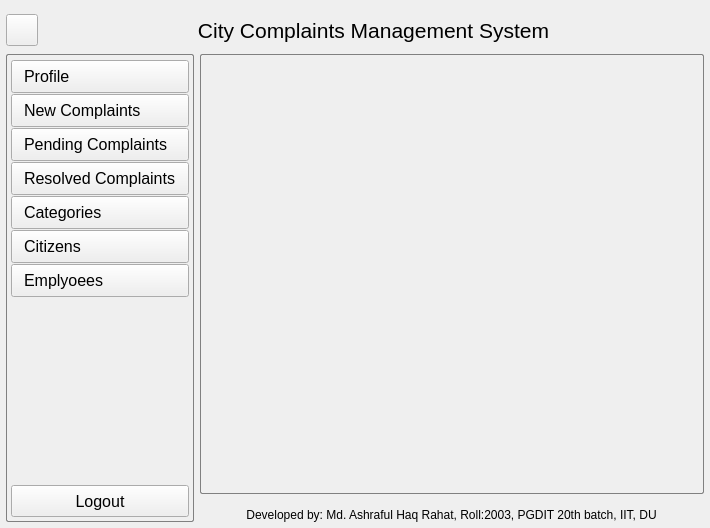
Qt form forms/ui_dashboard.ui (MAHRahat/CCMS-Desktop) before a commit.
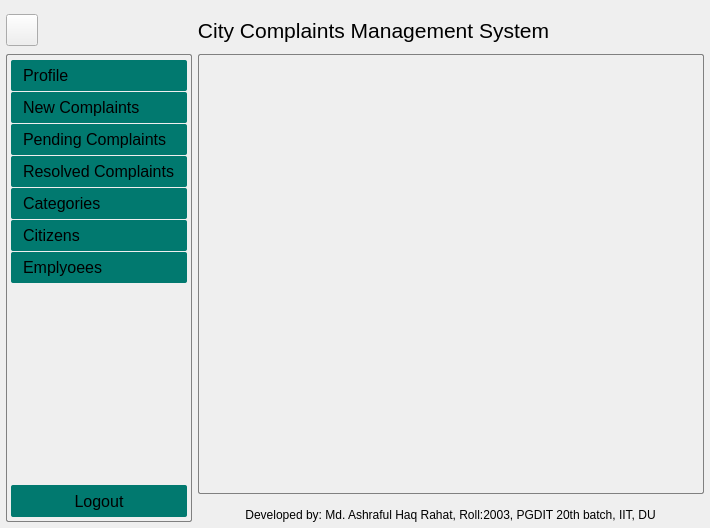
The same form after that commit. Icons and pictures are not drawn.

Commit message: update button colors

Patch:
```diff
--- a/forms/ui_dashboard.ui
+++ b/forms/ui_dashboard.ui
@@ -317,6 +317,19 @@
               <height>16777215</height>
              </size>
             </property>
+            <property name="styleSheet">
+             <string notr="true">QPushButton {
+border: 0;
+border-radius:2px;
+background-color:#01796f;
+}
+
+QPushButton::hover {
+border: 0;
+background-color:#004040;
+}
+</string>
+            </property>
             <property name="frameShape">
              <enum>QFrame::StyledPanel</enum>
             </property>
```
